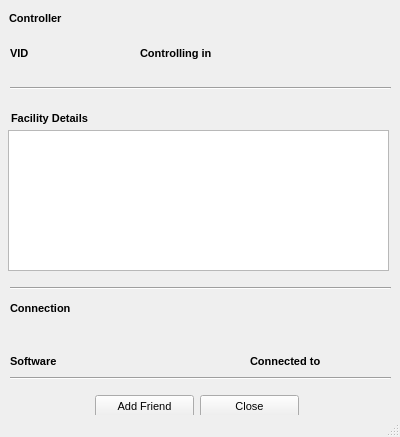
Before: the Qt Designer form QtUI/ControllerInfo_UI.ui in emper0r/IVAO-status, drawn with Qt 5.
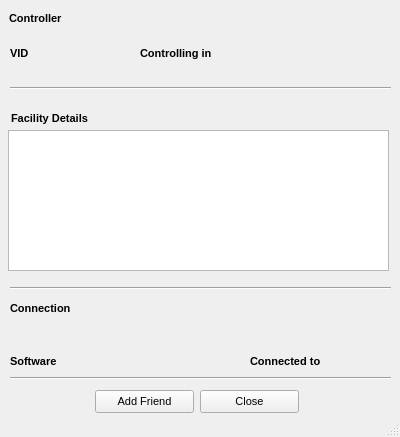
After: the same form once the commit is applied.

Commit message:
* Fix buttons positions on Controller and Pilot UI
    + Setting positions on Controller and Pilot UI to
      see more better in Ubuntu.
    + Adding little bit info into DB

Patch:
```diff
--- a/QtUI/ControllerInfo_UI.ui
+++ b/QtUI/ControllerInfo_UI.ui
@@ -399,7 +399,7 @@
     <property name="geometry">
      <rect>
       <x>200</x>
-      <y>395</y>
+      <y>390</y>
       <width>99</width>
       <height>23</height>
      </rect>
@@ -420,7 +420,7 @@
     <property name="geometry">
      <rect>
       <x>95</x>
-      <y>395</y>
+      <y>390</y>
       <width>99</width>
       <height>23</height>
      </rect>
```
The commit also changes 5 other files.
